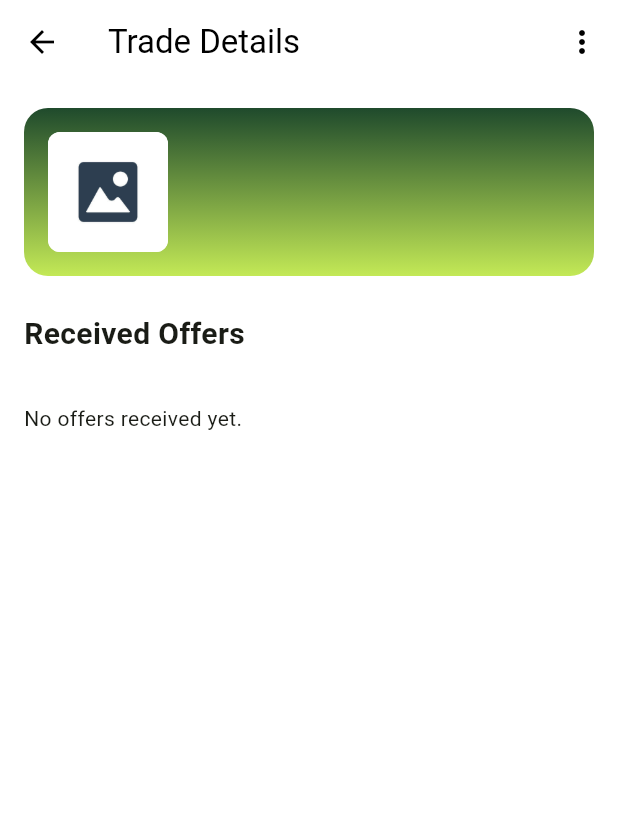
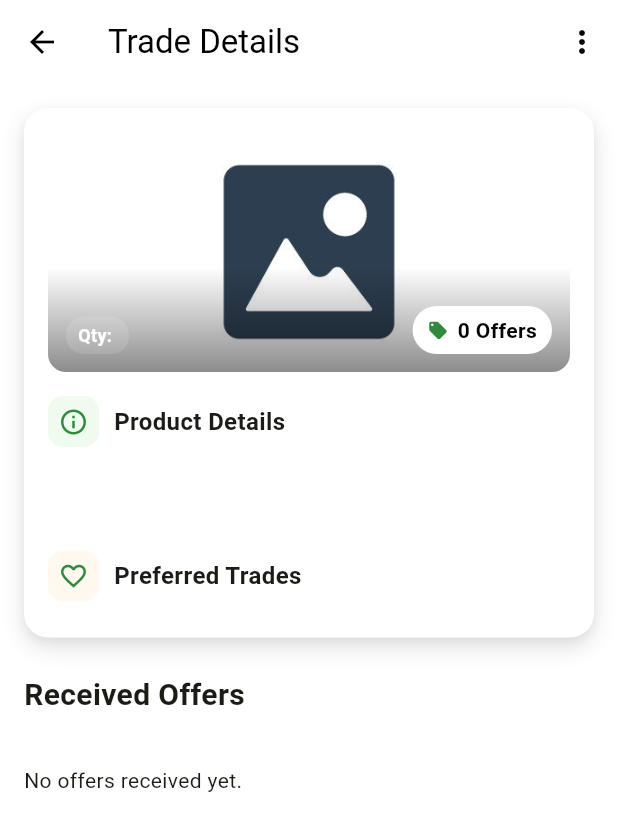
Before and after one commit to NoelSaludo/BukidLink, a Flutter app: the TradeIncomingOffersPage screen opened directly with empty values, on a phone screen of 412 x 824 dp. Shown: the top 831 px of the screen. Run offline on Flutter 3.47's test engine with Material 3 defaults, Android fonts, the phone set to English and light mode, and no system bars; our stand-ins replace cloud_firestore, email_validator, firebase_auth, firebase_core, google_fonts, google_sign_in and 1 more; accounts and stored records are empty.

Commit message:
feat: redesign trade details page

```diff
--- a/lib/Pages/farmer/MyTradesPage.dart
+++ b/lib/Pages/farmer/MyTradesPage.dart
@@ -1,7 +1,7 @@
 import 'package:flutter/material.dart';
-import 'dart:io';
 import '../../services/TradeService.dart';
 import '../../models/TradeModels.dart';
+import '../../widgets/common/ProductImage.dart';
 import 'MakeTradePage.dart'; // Required for Edit Navigation
 
 class MyTradesPage extends StatefulWidget {
@@ -20,10 +20,10 @@ class _MyTradesPageState extends State<MyTradesPage> {
 
   @override
   Widget build(BuildContext context) {
-    // When embedded in a tab, we should not render a Scaffold or AppBar.
     final content = Column(
       children: [
-        // Search Bar
+        // Search Bar (only when not embedded in a parent tab to avoid duplicates)
+        if (!widget.embeddedInTab)
           Padding(
             padding: const EdgeInsets.all(12.0),
             child: TextField(
@@ -122,15 +122,6 @@ class MyTradeItemCard extends StatelessWidget {
 
   @override
   Widget build(BuildContext context) {
-    ImageProvider imageProvider;
-    if (listing.image.startsWith('assets/')) {
-      imageProvider = AssetImage(listing.image);
-    } else if (listing.image.isNotEmpty) {
-      imageProvider = FileImage(File(listing.image));
-    } else {
-      imageProvider = AssetImage('assets/images/default_cover_photo.png');
-    }
-
     return GestureDetector(
       onTap: onTap,
       child: Card(
@@ -142,17 +133,13 @@ class MyTradeItemCard extends StatelessWidget {
             crossAxisAlignment: CrossAxisAlignment.start,
             children: [
               // Image
-              Container(
+              ClipRRect(
+                borderRadius: BorderRadius.circular(12),
+                child: ProductImage(
+                  imagePath: listing.image.isNotEmpty ? listing.image : 'assets/images/default_cover_photo.png',
+                  width: 80,
                   height: 80,
-                width: 80,
-                decoration: BoxDecoration(
-                  borderRadius: BorderRadius.circular(12),
-                  image: DecorationImage(
-                    image: imageProvider,
                   fit: BoxFit.cover,
-                    onError: (e, s) =>
-                        AssetImage('assets/images/default_cover_photo.png'),
-                  ),
                 ),
               ),
               SizedBox(width: 12),
@@ -250,14 +237,7 @@ class TradeIncomingOffersPage extends StatelessWidget {
 
   @override
   Widget build(BuildContext context) {
-    ImageProvider imageProvider;
-    if (listing.image.startsWith('assets/')) {
-      imageProvider = AssetImage(listing.image);
-    } else if (listing.image.isNotEmpty) {
-      imageProvider = FileImage(File(listing.image));
-    } else {
-      imageProvider = AssetImage('assets/images/default_cover_photo.png');
-    }
+
 
     return Scaffold(
       appBar: AppBar(
@@ -313,63 +293,151 @@ class TradeIncomingOffersPage extends StatelessWidget {
           child: Column(
             crossAxisAlignment: CrossAxisAlignment.start,
             children: [
-              // Header Item Info
+              // Header Item Info (improved visual style)
               Container(
                 width: double.infinity,
                 padding: EdgeInsets.all(16),
                 decoration: BoxDecoration(
+                  color: Colors.white,
+                  borderRadius: BorderRadius.circular(16),
+                  boxShadow: [
+                    BoxShadow(
+                      color: Colors.black.withOpacity(0.12),
+                      blurRadius: 12,
+                      offset: Offset(0, 6),
+                    ),
+                    BoxShadow(
+                      color: Colors.black.withOpacity(0.04),
+                      blurRadius: 4,
+                      offset: Offset(0, 2),
+                    ),
+                  ],
+                ),
+                child: Column(
+                  crossAxisAlignment: CrossAxisAlignment.start,
+                  children: [
+                    // Image with overlayed name/qty and offers badge
+                    Stack(
+                      children: [
+                        ClipRRect(
+                          borderRadius: BorderRadius.circular(12),
+                          child: ProductImage(
+                            imagePath: listing.image.isNotEmpty ? listing.image : 'assets/images/default_cover_photo.png',
+                            width: double.infinity,
+                            height: 160,
+                            fit: BoxFit.cover,
+                          ),
+                        ),
+                        // dark gradient at bottom for text contrast
+                        Positioned(
+                          left: 0,
+                          right: 0,
+                          bottom: 0,
+                          height: 70,
+                          child: Container(
+                            decoration: BoxDecoration(
                               gradient: LinearGradient(
-                    colors: [Color(0xFF1F4A2C), Color(0xFFC3E956)],
+                                colors: [Colors.black.withOpacity(0.0), Colors.black.withOpacity(0.45)],
                                 begin: Alignment.topCenter,
                                 end: Alignment.bottomCenter,
                               ),
-                  borderRadius: BorderRadius.circular(16),
-                ),
-                child: Row(
-                  children: [
-                    Container(
-                      height: 80,
-                      width: 80,
-                      decoration: BoxDecoration(
-                        color: Colors.white,
-                        borderRadius: BorderRadius.circular(8),
-                        image: DecorationImage(
-                          image: imageProvider,
-                          fit: BoxFit.cover,
+                              borderRadius: BorderRadius.vertical(bottom: Radius.circular(12)),
                             ),
                           ),
                         ),
-                    SizedBox(width: 16),
-                    Expanded(
+                        // Name and qty overlay (bottom-left)
+                        Positioned(
+                          left: 12,
+                          bottom: 12,
                           child: Column(
                             crossAxisAlignment: CrossAxisAlignment.start,
                             children: [
                               Text(
                                 listing.name,
-                            style: TextStyle(
-                              fontSize: 18,
-                              fontWeight: FontWeight.bold,
-                              color: Colors.white,
+                                style: TextStyle(color: Colors.white, fontSize: 18, fontWeight: FontWeight.bold),
                               ),
+                              SizedBox(height: 4),
+                              Container(
+                                padding: EdgeInsets.symmetric(horizontal: 8, vertical: 4),
+                                decoration: BoxDecoration(
+                                  color: Colors.white.withOpacity(0.12),
+                                  borderRadius: BorderRadius.circular(12),
                                 ),
-                          Text(
-                            listing.quantity,
-                            style: TextStyle(color: Colors.white70),
+                                child: Text(
+                                  'Qty: ${listing.quantity}',
+                                  style: TextStyle(color: Colors.white, fontSize: 12, fontWeight: FontWeight.w600),
                                 ),
-                          // Show Description here too
-                          SizedBox(height: 4),
-                          Text(
-                            listing.description,
-                            style: TextStyle(
-                              color: Colors.white,
-                              fontSize: 13,
-                              fontStyle: FontStyle.italic,
-                            ),
-                            maxLines: 2,
-                            overflow: TextOverflow.ellipsis,
                               ),
                             ],
                           ),
+                        ),
+                        // Offers badge (bottom-right)
+                        Positioned(
+                          right: 12,
+                          bottom: 12,
+                          child: Container(
+                            padding: EdgeInsets.symmetric(horizontal: 10, vertical: 6),
+                            decoration: BoxDecoration(color: Colors.white, borderRadius: BorderRadius.circular(20)),
+                            child: Row(
+                              children: [
+                                Icon(Icons.local_offer, size: 14, color: Color(0xFF2F8A3E)),
+                                SizedBox(width: 6),
+                                Text('${listing.offersCount} Offers', style: TextStyle(color: Colors.black, fontWeight: FontWeight.w700)),
+                              ],
+                            ),
+                          ),
+                        ),
+                      ],
+                    ),
+
+                    SizedBox(height: 16),
+
+                    // Product Details header with icon
+                    Row(
+                      children: [
+                        Container(
+                          width: 34,
+                          height: 34,
+                          decoration: BoxDecoration(color: Color(0xFFEFFBEF), borderRadius: BorderRadius.circular(10)),
+                          child: Icon(Icons.info_outline, color: Color(0xFF2F8A3E), size: 20),
+                        ),
+                        SizedBox(width: 10),
+                        Text('Product Details', style: TextStyle(fontSize: 16, fontWeight: FontWeight.bold)),
+                      ],
+                    ),
+                    SizedBox(height: 8),
+                    // Description box
+                    Container(
+                      width: double.infinity,
+                      padding: EdgeInsets.all(12),
+                      decoration: BoxDecoration(color: Colors.white, borderRadius: BorderRadius.circular(10)),
+                      child: Text(listing.description, style: TextStyle(color: Colors.grey[800])),
+                    ),
+                    SizedBox(height: 16),
+                    // Preferred Trades header with heart icon
+                    Row(
+                      children: [
+                        Container(
+                          width: 34,
+                          height: 34,
+                          decoration: BoxDecoration(color: Color(0xFFFFF9F0), borderRadius: BorderRadius.circular(10)),
+                          child: Icon(Icons.favorite_border, color: Color(0xFF2F8A3E), size: 20),
+                        ),
+                        SizedBox(width: 10),
+                        Text('Preferred Trades', style: TextStyle(fontSize: 16, fontWeight: FontWeight.bold)),
+                      ],
+                    ),
+                    SizedBox(height: 8),
+                    Wrap(
+                      spacing: 8,
+                      runSpacing: 8,
+                      children: listing.preferredTrades.map((pref) {
+                        return Container(
+                          padding: EdgeInsets.symmetric(horizontal: 12, vertical: 8),
+                          decoration: BoxDecoration(color: Color(0xFFF4F7EE), borderRadius: BorderRadius.circular(8)),
+                          child: Text(pref, style: TextStyle(color: Colors.black87)),
+                        );
+                      }).toList(),
                     ),
                   ],
                 ),
@@ -386,16 +454,18 @@ class TradeIncomingOffersPage extends StatelessWidget {
                 stream: _tradeService.getOffersForListing(listing.id),
                 builder: (context, snapshot) {
                   if (snapshot.hasError) return Text("Error loading offers");
-                  if (snapshot.connectionState == ConnectionState.waiting)
+                  if (snapshot.connectionState == ConnectionState.waiting){
                     return Center(child: CircularProgressIndicator());
+                  }
 
                   final offers = snapshot.data ?? [];
 
-                  if (offers.isEmpty)
+                  if (offers.isEmpty) {
                     return Padding(
                       padding: EdgeInsets.symmetric(vertical: 20),
                       child: Text("No offers received yet."),
                     );
+                  }
 
                   return Column(
                     children: offers.map((offer) {
@@ -418,49 +488,69 @@ class _OfferTile extends StatelessWidget {
 
   @override
   Widget build(BuildContext context) {
-    return Card(
-      elevation: 2,
+    final offeredBy = (offer.offeredByName.trim().isEmpty) ? 'Anonymous' : offer.offeredByName;
+
+    return Container(
       margin: EdgeInsets.only(bottom: 12),
-      shape: RoundedRectangleBorder(borderRadius: BorderRadius.circular(12)),
-      child: ListTile(
-        contentPadding: EdgeInsets.all(12),
-        leading: Container(
-          width: 60,
-          height: 60,
+      padding: EdgeInsets.symmetric(horizontal: 12, vertical: 10),
       decoration: BoxDecoration(
-            color: Colors.grey[200],
+        color: Color(0xFFF4F7EE),
+        borderRadius: BorderRadius.circular(12),
+        boxShadow: [
+          BoxShadow(color: Colors.black.withOpacity(0.03), blurRadius: 6, offset: Offset(0, 3)),
+        ],
+      ),
+      child: Row(
+        children: [
+          ClipRRect(
             borderRadius: BorderRadius.circular(8),
-            image: offer.imagePath.isNotEmpty
-                ? DecorationImage(
-                    image: FileImage(File(offer.imagePath)),
+            child: ProductImage(
+              imagePath: offer.imagePath.isNotEmpty ? offer.imagePath : 'assets/images/default_cover_photo.png',
+              width: 64,
+              height: 64,
               fit: BoxFit.cover,
-                  )
-                : null,
-          ),
-          child: offer.imagePath.isEmpty
-              ? Icon(Icons.image, color: Colors.grey)
-              : null,
-        ),
-        title: Text(
-          offer.itemName,
-          style: TextStyle(fontWeight: FontWeight.bold),
-        ),
-        subtitle: Text('${offer.itemQuantity}\nBy: ${offer.offeredByName}'),
-        trailing: ElevatedButton(
-          onPressed: () {
-            ScaffoldMessenger.of(
-              context,
-            ).showSnackBar(SnackBar(content: Text("Feature coming soon!")));
-          },
-          child: Text("Accept"),
-          style: ElevatedButton.styleFrom(
-            backgroundColor: Color(0xFFC3E956),
-            foregroundColor: Colors.black,
-            shape: RoundedRectangleBorder(
-              borderRadius: BorderRadius.circular(20),
             ),
           ),
+          SizedBox(width: 12),
+          Expanded(
+            child: Column(
+              crossAxisAlignment: CrossAxisAlignment.start,
+              children: [
+                Text(
+                  offer.itemName,
+                  style: TextStyle(fontWeight: FontWeight.bold, fontSize: 15),
                 ),
+                SizedBox(height: 6),
+                Text(
+                  'Quantity: ${offer.itemQuantity}',
+                  style: TextStyle(color: Colors.grey[700]),
+                ),
+                SizedBox(height: 6),
+                Text(
+                  'By: $offeredBy',
+                  style: TextStyle(color: Colors.grey[600], fontSize: 12),
+                ),
+              ],
+            ),
+          ),
+          SizedBox(width: 8),
+          SizedBox(
+            width: 96,
+            height: 38,
+            child: ElevatedButton(
+              onPressed: () {
+                ScaffoldMessenger.of(context).showSnackBar(SnackBar(content: Text("Feature coming soon!")));
+              },
+              style: ElevatedButton.styleFrom(
+                backgroundColor: Color(0xFFBFEA6A),
+                foregroundColor: Colors.black,
+                shape: RoundedRectangleBorder(borderRadius: BorderRadius.circular(20)),
+                elevation: 0,
+              ),
+              child: Text('Accept', style: TextStyle(fontWeight: FontWeight.w600)),
+            ),
+          ),
+        ],
       ),
     );
   }
--- a/lib/Widgets/common/ProductImage.dart
+++ b/lib/Widgets/common/ProductImage.dart
@@ -1,3 +1,5 @@
+import 'dart:io';
+
 import 'package:flutter/material.dart';
 import 'package:bukidlink/utils/constants/AppColors.dart';
 import 'package:bukidlink/widgets/common/BouncingDotsLoader.dart';
@@ -43,6 +45,23 @@ class ProductImage extends StatelessWidget {
       );
     }
 
+    // Check for local file paths (starts with file:// or actual file exists)
+    try {
+      final normalized = imagePath.startsWith('file://') ? imagePath.replaceFirst('file://', '') : imagePath;
+      final file = File(normalized);
+      if (normalized.isNotEmpty && file.existsSync()) {
+        return Image.file(
+          file,
+          width: width,
+          height: height,
+          fit: fit,
+          errorBuilder: (context, error, stackTrace) => _buildErrorWidget(),
+        );
+      }
+    } catch (_) {
+      // ignore file access errors and fall back to asset
+    }
+
     // Fallback to asset image
     return Image.asset(
       imagePath,
```
Lines whose indentation alone changed are shown as unchanged.
